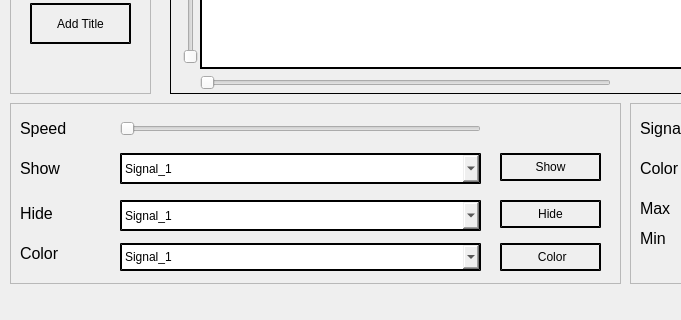
The window that Task 1 - Signal Viewer/main.ui (jemmyyy/dsptasks) describes before a commit, drawn with Qt 5; both pictures show x 0 to 681 and y 317 to 637 of the 1118 by 637 pixel window.
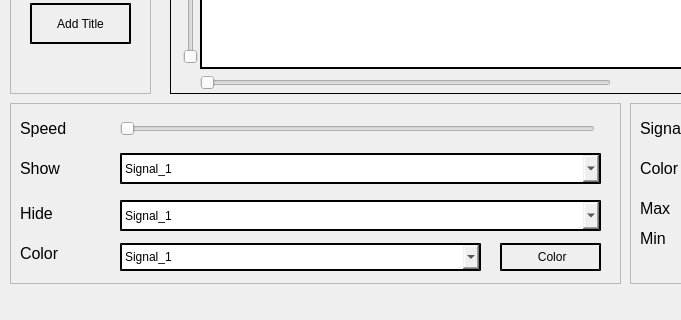
The same window after the commit. Icons and pictures are not drawn. Custom widgets are drawn as their Qt base class.

```diff
--- a/Task 1 - Signal Viewer/main.ui
+++ b/Task 1 - Signal Viewer/main.ui
@@ -2406,7 +2406,7 @@
      <rect>
       <x>110</x>
       <y>10</y>
-      <width>361</width>
+      <width>475</width>
       <height>31</height>
      </rect>
     </property>
@@ -2473,7 +2473,7 @@
      <rect>
       <x>110</x>
       <y>50</y>
-      <width>361</width>
+      <width>481</width>
       <height>31</height>
      </rect>
     </property>
@@ -2511,7 +2511,7 @@
      <rect>
       <x>110</x>
       <y>97</y>
-      <width>361</width>
+      <width>481</width>
       <height>31</height>
      </rect>
     </property>
@@ -2625,66 +2625,6 @@
      <string> Color</string>
     </property>
    </widget>
-   <widget class="QPushButton" name="hideButton">
-    <property name="geometry">
-     <rect>
-      <x>490</x>
-      <y>97</y>
-      <width>101</width>
-      <height>28</height>
-     </rect>
-    </property>
-    <property name="styleSheet">
-     <string notr="true">
-.QPushButtonn-6d {
-	border: 2px dashed #226fbe;
-}
-
-.QPushButton-6d:hover {
-	background: transparent;
-	color: #226fbe;
-}
-QPushButton
-{
-    border-style: outset;
-    border-width: 2px;
-    border-color: black;
-}</string>
-    </property>
-    <property name="text">
-     <string>Hide</string>
-    </property>
-   </widget>
-   <widget class="QPushButton" name="showButton">
-    <property name="geometry">
-     <rect>
-      <x>490</x>
-      <y>50</y>
-      <width>101</width>
-      <height>28</height>
-     </rect>
-    </property>
-    <property name="styleSheet">
-     <string notr="true">
-.QPushButtonn-6d {
-	border: 2px dashed #226fbe;
-}
-
-.QPushButton-6d:hover {
-	background: transparent;
-	color: #226fbe;
-}
-QPushButton
-{
-    border-style: outset;
-    border-width: 2px;
-    border-color: black;
-}</string>
-    </property>
-    <property name="text">
-     <string>Show</string>
-    </property>
-   </widget>
   </widget>
   <widget class="QFrame" name="frame_6">
    <property name="geometry">
```
